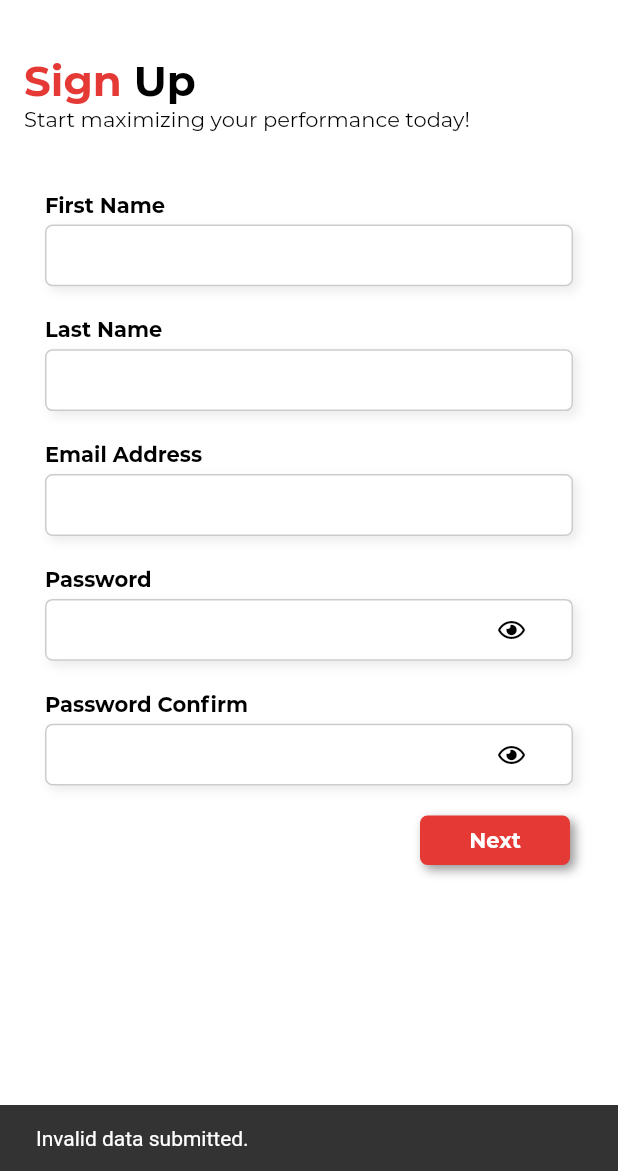
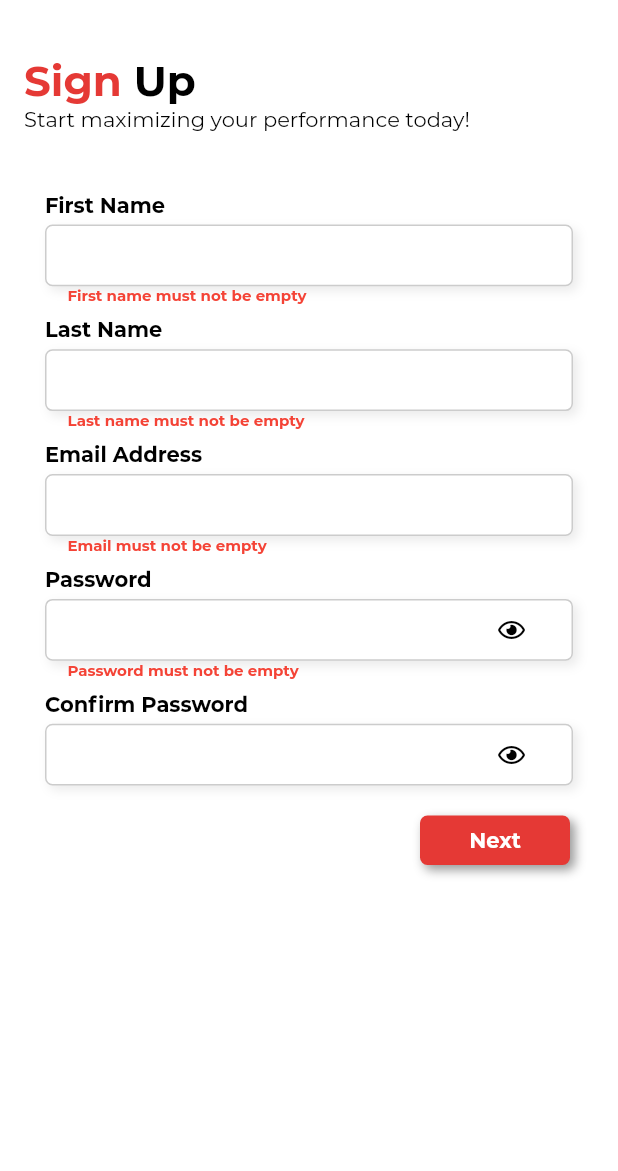
Before and after one commit to briceallard/maximize, a Flutter app: the RegisterPage screen opened directly, after a tap on "Next", on a phone screen of 412 x 824 dp, the part 65-1236 px from its top. Run offline on Flutter 3.47's test engine with Material 2 defaults, Android fonts, the phone set to English and light mode, and no system bars; our stand-ins replace cloud_firestore, device_preview, email_validator, firebase_auth, font_awesome_flutter; accounts and stored records are empty; project files that could hold a hidden picture were left out.

Commit message:
Finished register page one and created register page 2

```diff
--- a/lib/app/models/user_model.dart
+++ b/lib/app/models/user_model.dart
@@ -2,19 +2,18 @@ import 'package:cloud_firestore/cloud_firestore.dart';
 import 'package:meta/meta.dart';
 
 class User {
-  final String fName;
-  final String lName;
-  final String displayName;
-  final String email;
-  final String uid;
-  final bool isAdmin;
-  final double currentWeight;
-  final double goalWeight;
-
-  final Timestamp registerDate;
-  final Timestamp lastLoggedIn;
-  final List<dynamic> workoutHistory;
-  final List<dynamic> weightHistory;
+  String fName;
+  String lName;
+  String displayName;
+  String email;
+  String uid;
+  bool isAdmin;
+  double currentWeight;
+  double goalWeight;
+  Timestamp registerDate;
+  Timestamp lastLoggedIn;
+  List<dynamic> workoutHistory;
+  List<dynamic> weightHistory;
 
   User({
     @required this.fName,
@@ -86,4 +85,10 @@ class User {
         'workoutHistory': workoutHistory ?? [],
         'weightHistory': weightHistory ?? [],
       };
+
+    save() {
+      print('User saved as:');
+      print('$fName $lName');
+      print('$email');
+    }
 }
--- a/lib/app/pages/login/login_page.dart
+++ b/lib/app/pages/login/login_page.dart
@@ -327,6 +327,7 @@ class _LoginPageState extends State<LoginPage>
             controller: emailController,
             keyboardType: TextInputType.emailAddress,
             decoration: InputDecoration(
+              contentPadding: EdgeInsets.symmetric(vertical: 10.0),
               hasFloatingPlaceholder: false,
               border: InputBorder.none,
             ),
@@ -377,6 +378,7 @@ class _LoginPageState extends State<LoginPage>
             controller: passwordController,
             obscureText: _obscurePassword,
             decoration: InputDecoration(
+              contentPadding: EdgeInsets.symmetric(vertical: 10.0),
               hasFloatingPlaceholder: false,
               border: InputBorder.none,
               suffixIcon: GestureDetector(
@@ -392,8 +394,9 @@ class _LoginPageState extends State<LoginPage>
             ),
             style: TextStyle(
               color: Colors.black,
-              fontSize: _obscurePassword ? 14.0 : 12.0,
-              fontWeight: _obscurePassword ? FontWeight.w600 : FontWeight.w400,
+              fontSize: 14.0,
+              fontWeight: FontWeight.w400,
+              letterSpacing: _obscurePassword ? 1.0 : 0.0,
             ),
           ),
         ),
--- a/lib/app/pages/register/register_page.dart
+++ b/lib/app/pages/register/register_page.dart
@@ -1,11 +1,15 @@
+import 'package:email_validator/email_validator.dart';
 import 'package:flutter/material.dart';
 import 'package:flutter/services.dart';
 import 'package:font_awesome_flutter/font_awesome_flutter.dart';
 import 'package:maximize/app/models/user_model.dart';
+import 'package:maximize/app/pages/register/register_page2.dart';
 import 'package:maximize/app/repositories/auth_repository.dart';
+import 'package:maximize/app/utils/constants/pages.dart';
 import 'package:maximize/app/utils/constants/theme_data.dart';
 import 'package:maximize/app/widgets/custom_app_bar.dart';
 import 'package:provider/provider.dart';
+import 'package:uuid/uuid.dart';
 
 class RegisterPage extends StatefulWidget {
   @override
@@ -24,9 +28,15 @@ class _RegisterPageState extends State<RegisterPage>
   TextEditingController passwordConfirmController = TextEditingController();
 
   bool _obscurePassword = true;
+  String _firstNameError = '';
+  String _lastNameError = '';
+  String _emailError = '';
+  String _passwordError = '';
+  String _passwordConfirmError = '';
 
   AnimationController _animationController;
-  Animation<double> _animationButton;
+
+  final _user = User.initial();
 
   @override
   void initState() {
@@ -41,15 +51,12 @@ class _RegisterPageState extends State<RegisterPage>
       })
       ..forward();
 
-    _animationButton = Tween<double>(
-      begin: 0.0,
-      end: 1.0,
-    ).animate(CurvedAnimation(
-      parent: _animationController,
-      curve: Curves.easeInCubic,
-    ));
-
     _obscurePassword = true;
+    _firstNameError = '';
+    _lastNameError = '';
+    _emailError = '';
+    _passwordError = '';
+    _passwordConfirmError = '';
   }
 
   @override
@@ -130,15 +137,10 @@ class _RegisterPageState extends State<RegisterPage>
           crossAxisAlignment: CrossAxisAlignment.start,
           children: <Widget>[
             _firstNameTextField(),
-            SizedBox(height: 20.0),
             _lastNameTextField(),
-            SizedBox(height: 20.0),
             _emailTextField(),
-            SizedBox(height: 20.0),
             _passwordTextField(),
-            SizedBox(height: 20.0),
             _passwordConfirmTextField(),
-            SizedBox(height: 20.0),
           ],
         ),
       ),
@@ -179,9 +181,26 @@ class _RegisterPageState extends State<RegisterPage>
           ),
           child: TextFormField(
             controller: firstNameController,
+            validator: (value) {
+              if (value.isEmpty) {
+                setState(() {
+                  _firstNameError = 'First name must not be empty';
+                });
+              } else if (value.length < 2) {
+                setState(() {
+                  _firstNameError = 'First name is not long enough';
+                });
+              } else {
+                setState(() {
+                  _firstNameError = '';
+                });
+              }
+            },
+            onSaved: (value) => setState(() => _user.fName = value),
             keyboardType: TextInputType.text,
             textCapitalization: TextCapitalization.words,
             decoration: InputDecoration(
+              contentPadding: EdgeInsets.symmetric(vertical: 10.0),
               hasFloatingPlaceholder: false,
               border: InputBorder.none,
             ),
@@ -189,6 +208,19 @@ class _RegisterPageState extends State<RegisterPage>
               color: Colors.black,
               fontSize: 14.0,
               fontWeight: FontWeight.w400,
+            ),
+          ),
+        ),
+        Container(
+          height: 20.0,
+          padding: EdgeInsets.symmetric(horizontal: 15.0),
+          alignment: Alignment.topLeft,
+          child: Text(
+            _firstNameError,
+            style: TextStyle(
+              color: Colors.red,
+              fontSize: 10.0,
+              fontWeight: FontWeight.w600,
             ),
           ),
         ),
@@ -230,9 +262,26 @@ class _RegisterPageState extends State<RegisterPage>
           ),
           child: TextFormField(
             controller: lastNameController,
+            validator: (value) {
+              if (value.isEmpty) {
+                setState(() {
+                  _lastNameError = 'Last name must not be empty';
+                });
+              } else if (value.length < 2) {
+                setState(() {
+                  _lastNameError = 'Last name is not long enough';
+                });
+              } else {
+                setState(() {
+                  _lastNameError = '';
+                });
+              }
+            },
+            onSaved: (value) => setState(() => _user.lName = value),
             keyboardType: TextInputType.text,
             textCapitalization: TextCapitalization.words,
             decoration: InputDecoration(
+              contentPadding: EdgeInsets.symmetric(vertical: 10.0),
               hasFloatingPlaceholder: false,
               border: InputBorder.none,
             ),
@@ -240,6 +289,19 @@ class _RegisterPageState extends State<RegisterPage>
               color: Colors.black,
               fontSize: 14.0,
               fontWeight: FontWeight.w400,
+            ),
+          ),
+        ),
+        Container(
+          height: 20.0,
+          padding: EdgeInsets.symmetric(horizontal: 15.0),
+          alignment: Alignment.topLeft,
+          child: Text(
+            _lastNameError,
+            style: TextStyle(
+              color: Colors.red,
+              fontSize: 10.0,
+              fontWeight: FontWeight.w600,
             ),
           ),
         ),
@@ -281,8 +343,25 @@ class _RegisterPageState extends State<RegisterPage>
           ),
           child: TextFormField(
             controller: emailController,
+            validator: (value) {
+              if (value.isEmpty) {
+                setState(() {
+                  _emailError = 'Email must not be empty';
+                });
+              } else if (!EmailValidator.validate(value)) {
+                setState(() {
+                  _emailError = 'Email must be formatted properly';
+                });
+              } else {
+                setState(() {
+                  _emailError = '';
+                });
+              }
+            },
+            onSaved: (value) => setState(() => _user.email = value),
             keyboardType: TextInputType.emailAddress,
             decoration: InputDecoration(
+              contentPadding: EdgeInsets.symmetric(vertical: 10.0),
               hasFloatingPlaceholder: false,
               border: InputBorder.none,
             ),
@@ -290,6 +369,19 @@ class _RegisterPageState extends State<RegisterPage>
               color: Colors.black,
               fontSize: 14.0,
               fontWeight: FontWeight.w400,
+            ),
+          ),
+        ),
+        Container(
+          height: 20.0,
+          padding: EdgeInsets.symmetric(horizontal: 15.0),
+          alignment: Alignment.topLeft,
+          child: Text(
+            _emailError,
+            style: TextStyle(
+              color: Colors.red,
+              fontSize: 10.0,
+              fontWeight: FontWeight.w600,
             ),
           ),
         ),
@@ -331,9 +423,26 @@ class _RegisterPageState extends State<RegisterPage>
           ),
           child: TextFormField(
             controller: passwordController,
+            validator: (value) {
+              if (value.isEmpty) {
+                setState(() {
+                  _passwordError = 'Password must not be empty';
+                });
+              } else if (value.length < 6) {
+                setState(() {
+                  _passwordError =
+                      'Password must be at least 6 characters or digits';
+                });
+              } else {
+                setState(() {
+                  _passwordError = '';
+                });
+              }
+            },
             obscureText: _obscurePassword,
             keyboardType: TextInputType.text,
             decoration: InputDecoration(
+              contentPadding: EdgeInsets.symmetric(vertical: 10.0),
               hasFloatingPlaceholder: false,
               border: InputBorder.none,
               suffixIcon: GestureDetector(
@@ -345,11 +454,26 @@ class _RegisterPageState extends State<RegisterPage>
                   color: Colors.black,
                   size: 16.0,
                 ),
-                )),
+              ),
+            ),
             style: TextStyle(
               color: Colors.black,
-              fontSize: _obscurePassword ? 14.0 : 12.0,
-              fontWeight: _obscurePassword ? FontWeight.w600 : FontWeight.w400,
+              fontSize: 14.0,
+              fontWeight: FontWeight.w400,
+              letterSpacing: _obscurePassword ? 1.0 : 0.0,
+            ),
+          ),
+        ),
+        Container(
+          height: 20.0,
+          padding: EdgeInsets.symmetric(horizontal: 15.0),
+          alignment: Alignment.topLeft,
+          child: Text(
+            _passwordError,
+            style: TextStyle(
+              color: Colors.red,
+              fontSize: 10.0,
+              fontWeight: FontWeight.w600,
             ),
           ),
         ),
@@ -364,7 +488,7 @@ class _RegisterPageState extends State<RegisterPage>
           mainAxisAlignment: MainAxisAlignment.start,
           children: <Widget>[
             Text(
-              'Password Confirm',
+              'Confirm Password',
               style: TextStyle(
                 color: Colors.black,
                 fontSize: 14.0,
@@ -391,9 +515,21 @@ class _RegisterPageState extends State<RegisterPage>
           ),
           child: TextFormField(
             controller: passwordConfirmController,
+            validator: (value) {
+              if (value != passwordController.text) {
+                setState(() {
+                  _passwordConfirmError = 'Passwords do not match';
+                });
+              } else {
+                setState(() {
+                  _passwordConfirmError = '';
+                });
+              }
+            },
             obscureText: _obscurePassword,
             keyboardType: TextInputType.text,
             decoration: InputDecoration(
+              contentPadding: EdgeInsets.symmetric(vertical: 10.0),
               hasFloatingPlaceholder: false,
               border: InputBorder.none,
               suffixIcon: GestureDetector(
@@ -405,11 +541,26 @@ class _RegisterPageState extends State<RegisterPage>
                   color: Colors.black,
                   size: 16.0,
                 ),
-                )),
+              ),
+            ),
             style: TextStyle(
               color: Colors.black,
-              fontSize: _obscurePassword ? 14.0 : 12.0,
-              fontWeight: _obscurePassword ? FontWeight.w600 : FontWeight.w400,
+              fontSize: 14.0,
+              fontWeight: FontWeight.w400,
+              letterSpacing: _obscurePassword ? 1.0 : 0.0,
+            ),
+          ),
+        ),
+        Container(
+          height: 20.0,
+          padding: EdgeInsets.symmetric(horizontal: 15.0),
+          alignment: Alignment.topLeft,
+          child: Text(
+            _passwordConfirmError,
+            style: TextStyle(
+              color: Colors.red,
+              fontSize: 10.0,
+              fontWeight: FontWeight.w600,
             ),
           ),
         ),
@@ -451,10 +602,26 @@ class _RegisterPageState extends State<RegisterPage>
             ),
             onPressed: () {
               if (_registerFormKey.currentState.validate()) {
+                _registerFormKey.currentState.save();
+                _user.save();
+              } else {
                 _scaffoldKey.currentState.showSnackBar(
                   SnackBar(
-                    content: Text('Invalid data submitted.'),
-                    duration: Duration(seconds: 3),
+                    content: Text('There was an error.'),
+                  ),
+                );
+              }
+
+              if (_firstNameError == '' &&
+                  _lastNameError == '' &&
+                  _emailError == '' &&
+                  _passwordError == '' &&
+                  _passwordConfirmError == '') {
+                _user.displayName = _user.fName + ' ' + _user.lName;
+                Navigator.push(
+                  context,
+                  MaterialPageRoute(
+                    builder: (context) => RegisterPageTwo(user: _user),
                   ),
                 );
               }
--- /dev/null
+++ b/lib/app/pages/register/register_page2.dart
@@ -0,0 +1,17 @@
+import 'package:flutter/material.dart';
+import 'package:maximize/app/models/user_model.dart';
+
+class RegisterPageTwo extends StatelessWidget {
+  User user;
+
+  RegisterPageTwo({Key key, this.user}) : super(key: key);
+
+  @override
+  Widget build(BuildContext context) {
+    return Scaffold(
+      body: Center(
+        child: Text(user.displayName),
+      ),
+    );
+  }
+}
--- a/lib/app/utils/constants/pages.dart
+++ b/lib/app/utils/constants/pages.dart
@@ -2,5 +2,6 @@ class Pages {
   static const String home = '/';
   static const String login = '/login';
   static const String register = '/register';
+  static const String register2 = '/register2';
   static const String forgotPassword = '/forgot';
 }
--- a/lib/app/utils/router/router.dart
+++ b/lib/app/utils/router/router.dart
@@ -4,6 +4,7 @@ import 'package:maximize/app/pages/forgotPassword/forgot_password.dart';
 import 'package:maximize/app/pages/home/home_page.dart';
 import 'package:maximize/app/pages/login/login_page.dart';
 import 'package:maximize/app/pages/register/register_page.dart';
+import 'package:maximize/app/pages/register/register_page2.dart';
 import 'package:maximize/app/utils/constants/pages.dart';
 import 'package:maximize/app/utils/router/transitions.dart';
 
@@ -22,6 +23,8 @@ class Router {
         return _buildSlideTopRoute(ForgotPasswordPage());
       case Pages.register:
         return _buildSlideLeftRoute(RegisterPage());
+      case Pages.register2:
+        return _buildSlideLeftRoute(RegisterPageTwo());
       default:
         return null;
     }
--- a/lib/main.dart
+++ b/lib/main.dart
@@ -1,3 +1,4 @@
+import 'package:device_preview/device_preview.dart';
 import 'package:flutter/material.dart';
 import 'package:flutter/services.dart';
 import 'package:maximize/app/models/user_model.dart';
@@ -23,6 +24,8 @@ void main() {
     DeviceOrientation.portraitDown,
   ]).then(
     (_) => runApp(
+      // DevicePreview(
+      //   builder: (context) =>
         MultiProvider(
           providers: [
             ChangeNotifierProvider<AuthRepository>.value(
@@ -35,19 +38,20 @@ void main() {
               return StreamProvider<User>.value(
                 initialData: User.initial(),
                 value: DatabaseService.instance().getUser(auth.firebaseUser),
-              child: Maximize(),
+                child: MaximizeApp(),
               );
             },
           ),
         ),
       ),
+    // ),
   );
 }
 
-class Maximize extends StatelessWidget {
+class MaximizeApp extends StatelessWidget {
   final Router _router;
 
-  Maximize() : _router = Router();
+  MaximizeApp() : _router = Router();
 
   // This widget is the root of your application.
   @override
--- a/pubspec.yaml
+++ b/pubspec.yaml
@@ -35,6 +35,8 @@ dependencies:
   uuid:
   provider:
   font_awesome_flutter:
+  device_preview:
+  email_validator:
 
 dev_dependencies:
   flutter_test:
```
Also changed, not shown: pubspec.lock. Lines whose indentation alone changed are shown as unchanged.
